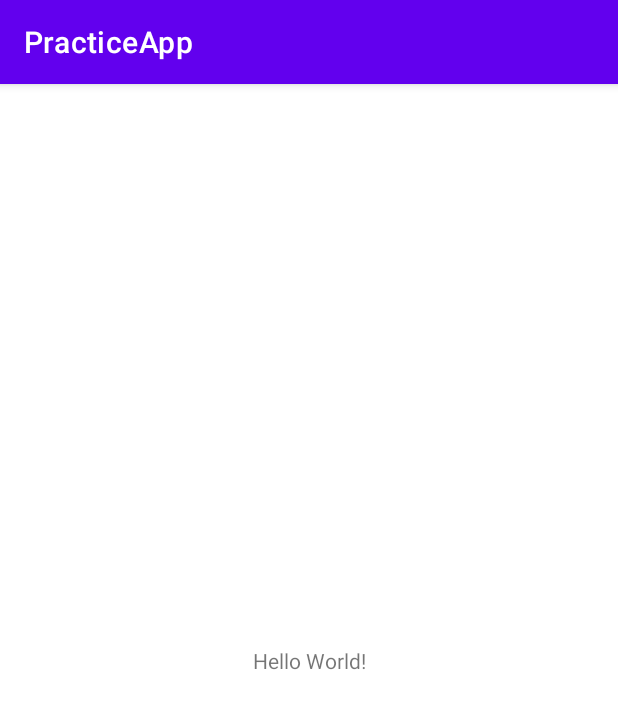
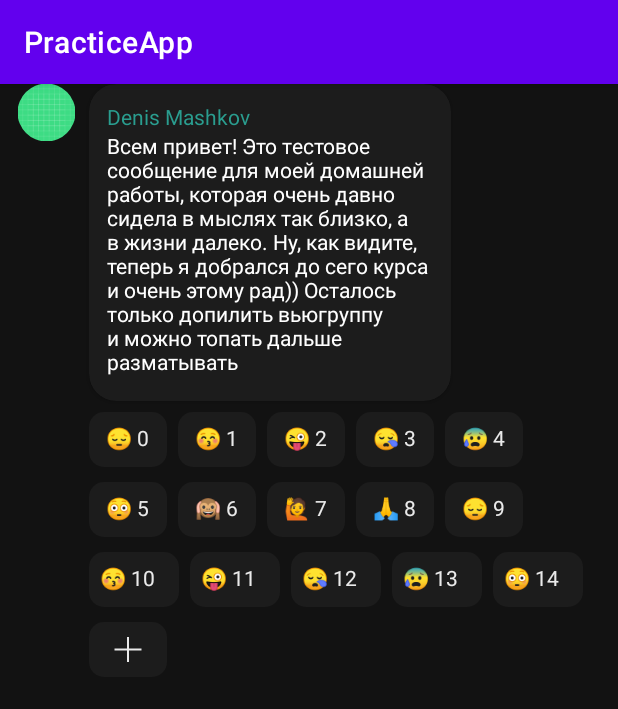
Before and after one commit to tasktf2/PracticeApp, an Android app: the screen it shows after launch (MainActivity), on a phone screen of 412 x 824 dp. Shown: the top 709 px of the screen. Run offline under Robolectric (Android 15) with nearby library versions, the phone set to English and light mode, and no system bars; libraries missing offline, so code that uses them is left out: by.kirich1409.viewbindingdelegate.

Commit message:
implement EmojiView and CustomViewGroup

```diff
--- /dev/null
+++ b/app/src/main/java/com/setjy/practiceapp/EmojiData.kt
@@ -0,0 +1,3 @@
+package com.setjy.practiceapp
+
+data class EmojiData(val emoji: String, val counter: Int = 0)
--- a/app/src/main/java/com/setjy/practiceapp/MainActivity.kt
+++ b/app/src/main/java/com/setjy/practiceapp/MainActivity.kt
@@ -1,11 +1,45 @@
 package com.setjy.practiceapp
 
+import android.os.Bundle
+import android.view.ViewGroup
 import androidx.appcompat.app.AppCompatActivity
-import android.os.Bundle
+import by.kirich1409.viewbindingdelegate.viewBinding
+import com.setjy.practiceapp.databinding.ActivityMainBinding
+import com.setjy.practiceapp.databinding.CustomViewGroupBinding
+import com.setjy.practiceapp.view.EmojiView
+import com.setjy.practiceapp.view.FlexboxLayout
 
 class MainActivity : AppCompatActivity() {
     override fun onCreate(savedInstanceState: Bundle?) {
         super.onCreate(savedInstanceState)
         setContentView(R.layout.activity_main)
+
+        val flexboxLayout = findViewById<FlexboxLayout>(R.id.flexbox)
+        val emojiData = mutableListOf(
+            EmojiData("U+1F614", 0),
+            EmojiData("0x1F61A", 1),
+            EmojiData("0x1F61C", 2),
+            EmojiData("0x1F62A", 3),
+            EmojiData("0x1F630", 4),
+            EmojiData("0x1F633", 5),
+            EmojiData("0x1F649", 6),
+            EmojiData("0x1F64B", 7),
+            EmojiData("0x1F64F", 8),
+            EmojiData("U+1F614", 9),
+            EmojiData("0x1F61A", 10),
+            EmojiData("0x1F61C", 11),
+            EmojiData("0x1F62A", 12),
+            EmojiData("0x1F630", 13),
+            EmojiData("0x1F633", 14),
+            EmojiData("+")
+        )
+        emojiData.forEach { child ->
+            EmojiView(this).apply {
+                this.emoji = getEmojiByUnicode(child.emoji)
+                this.emojiCounter = child.counter
+                flexboxLayout.addView(this)
+                setOnClickListener { }
+            }
+        }
     }
 }
--- /dev/null
+++ b/app/src/main/java/com/setjy/practiceapp/util/Converter.kt
@@ -0,0 +1,22 @@
+package com.setjy.practiceapp.util
+
+import android.content.Context
+import android.content.res.Resources
+import androidx.annotation.Px
+import kotlin.math.roundToInt
+
+@Px
+fun Context.spToPx(sp: Float): Int = spToPx(sp, resources)
+
+@Px
+fun Context.dpToPx(dp: Float): Int = dpToPx(dp, resources)
+
+@Px
+fun spToPx(sp: Float, resources: Resources): Int {
+    return (sp * resources.displayMetrics.scaledDensity).roundToInt()
+}
+
+@Px
+fun dpToPx(dp: Float, resources: Resources): Int {
+    return (dp * resources.displayMetrics.density).roundToInt()
+}
--- /dev/null
+++ b/app/src/main/java/com/setjy/practiceapp/view/CustomViewGroup.kt
@@ -0,0 +1,138 @@
+package com.setjy.practiceapp.view
+
+import android.content.Context
+import android.graphics.Rect
+import android.util.AttributeSet
+import android.view.LayoutInflater
+import android.view.View
+import android.view.ViewGroup
+import android.widget.ImageView
+import android.widget.TextView
+import androidx.cardview.widget.CardView
+import com.setjy.practiceapp.R
+
+class CustomViewGroup @JvmOverloads constructor(
+    context: Context,
+    attrs: AttributeSet? = null,
+    defStyleAttrs: Int = 0,
+    defStyleRes: Int = 0
+) : ViewGroup(context, attrs, defStyleAttrs, defStyleRes) {
+
+    private val ivAvatar: ImageView
+    private val tvUsername: TextView
+    private val tvMessage: TextView
+    private val flexbox: FlexboxLayout
+    private val cvBackground: CardView
+
+    private val avatarRect = Rect()
+    private val usernameRect = Rect()
+    private val messageRect = Rect()
+    private val flexboxRect = Rect()
+    private val backgroundRect = Rect()
+
+    init {
+        LayoutInflater.from(context).inflate(R.layout.custom_view_group, this, true)
+        ivAvatar = findViewById(R.id.iv_avatar)
+        tvUsername = findViewById(R.id.tv_username)
+        tvMessage = findViewById(R.id.tv_message)
+        flexbox = findViewById(R.id.flexbox)
+        cvBackground = findViewById(R.id.cv_background)
+    }
+
+    override fun onMeasure(widthMeasureSpec: Int, heightMeasureSpec: Int) {
+
+        var usedWidth = 0
+        var usedHeight = 0
+
+        measureChildWithMargins(
+            ivAvatar,
+            widthMeasureSpec,
+            usedWidth,
+            heightMeasureSpec,
+            usedHeight
+        )
+        usedWidth += getWidthWithMargins(ivAvatar)
+        measureChildWithMargins(
+            cvBackground,
+            widthMeasureSpec,
+            usedWidth,
+            heightMeasureSpec,
+            usedHeight
+        )
+        measureChildWithMargins(
+            tvUsername,
+            widthMeasureSpec,
+            usedWidth,
+            heightMeasureSpec,
+            usedHeight
+        )
+        usedHeight += getHeightWithMargins(tvUsername)
+        measureChildWithMargins(
+            tvMessage,
+            widthMeasureSpec,
+            usedWidth,
+            heightMeasureSpec,
+            usedHeight
+        )
+        usedHeight += getHeightWithMargins(tvMessage)
+        measureChildWithMargins(
+            flexbox,
+            widthMeasureSpec,
+            usedWidth,
+            heightMeasureSpec,
+            usedHeight
+        )
+        usedWidth += getWidthWithMargins(flexbox)
+        usedHeight += getHeightWithMargins(flexbox)
+
+        setMeasuredDimension(
+            resolveSize(usedWidth, widthMeasureSpec),
+            resolveSize(usedHeight, heightMeasureSpec)
+        )
+    }
+
+    override fun onLayout(changed: Boolean, l: Int, t: Int, r: Int, b: Int) {
+        ivAvatar.layout(avatarRect, 0, 0)
+        cvBackground.layout(backgroundRect,avatarRect.right,0)
+        tvUsername.layout(usernameRect, 0, 0)
+        tvMessage.layout(messageRect, 0, usernameRect.bottom)
+        flexbox.layout(flexboxRect, avatarRect.right, messageRect.bottom)
+    }
+
+    override fun generateDefaultLayoutParams(): LayoutParams =
+        MarginLayoutParams(LayoutParams.MATCH_PARENT, LayoutParams.WRAP_CONTENT)
+
+    override fun generateLayoutParams(attrs: AttributeSet?): LayoutParams =
+        MarginLayoutParams(context, attrs)
+
+    override fun generateLayoutParams(p: LayoutParams?): LayoutParams = MarginLayoutParams(p)
+}
+
+private fun getWidthWithMargins(view: View): Int {
+    val viewLP = view.layoutParams as ViewGroup.MarginLayoutParams
+    return view.measuredWidth + viewLP.run { leftMargin + rightMargin }
+}
+
+private fun getHeightWithMargins(view: View): Int {
+    val viewLP = view.layoutParams as ViewGroup.MarginLayoutParams
+    return view.measuredHeight + viewLP.run { topMargin + bottomMargin }
+}
+
+private fun View.layout(rect: Rect) {
+    with(rect) {
+        layout(left, top, right, bottom)
+    }
+}
+
+private fun View.layout(
+    rect: Rect,
+    leftBorder: Int,
+    topBorder: Int
+) {
+    val viewLP = this.layoutParams as ViewGroup.MarginLayoutParams
+    rect.left = leftBorder + viewLP.leftMargin
+    rect.top = topBorder + viewLP.topMargin
+    rect.right = rect.left + this.measuredWidth + viewLP.rightMargin
+    rect.bottom = rect.top + this.measuredHeight + viewLP.bottomMargin
+    this.layout(rect)
+}
--- /dev/null
+++ b/app/src/main/java/com/setjy/practiceapp/view/EmojiView.kt
@@ -0,0 +1,213 @@
+package com.setjy.practiceapp.view
+
+import android.content.Context
+import android.graphics.Canvas
+import android.graphics.Paint
+import android.graphics.PointF
+import android.util.AttributeSet
+import android.view.View
+import android.widget.Toast
+import androidx.core.content.res.ResourcesCompat
+import com.setjy.practiceapp.R
+import com.setjy.practiceapp.util.dpToPx
+import com.setjy.practiceapp.util.spToPx
+
+class EmojiView @JvmOverloads constructor(
+    context: Context,
+    attrs: AttributeSet? = null,
+    defStyleAttr: Int = 0,
+    defStyleRes: Int = 0
+) : View(context, attrs, defStyleAttr, defStyleRes) {
+
+    private var counterColor: Int = 0
+    private var colorNotSelected: Int = 0
+    private var colorSelected: Int = 0
+    private var flagIsSelected: Boolean
+
+    private var emojiWidth: Float = 0F
+    private var emojiHeight: Float = 0F
+
+    private var cornerRadius = context.dpToPx(10F).toFloat()
+    private val textMargin = context.spToPx(6F)
+    private val bgMargin = context.dpToPx(10F)
+
+    private val emojiPoint = PointF()
+    private val counterPoint = PointF()
+    private val paddingPaint = Paint() //used for offset
+
+    private val bgPaint: Paint = Paint(Paint.ANTI_ALIAS_FLAG).apply {
+        style = Paint.Style.FILL
+    }
+
+    var emoji: String = ""
+        set(value) {
+            if (field != value)
+                field = value
+            requestLayout()
+        }
+
+    private val emojiPaint: Paint = Paint(Paint.ANTI_ALIAS_FLAG).apply {
+        textAlign = Paint.Align.CENTER
+    }
+
+    private var emojiSize: Int
+        get() = emojiPaint.textSize.toInt()
+        set(value) {
+            if (emojiPaint.textSize.toInt() != value) {
+                emojiPaint.textSize = value.toFloat()
+                requestLayout()
+            }
+        }
+
+    var emojiCounter: Int = 0
+        set(value) {
+            if (field != value) {
+                field = value
+                requestLayout()
+            }
+        }
+
+    init {
+        context.obtainStyledAttributes(attrs, R.styleable.EmojiView).apply {
+            emoji = getEmojiByUnicode(getString(R.styleable.EmojiView_cl_emoji) ?: DEFAULT_EMOJI)
+            emojiSize = getDimensionPixelSize(
+                R.styleable.EmojiView_cl_text_size, context.spToPx(
+                    DEFAULT_FONT_SIZE_PX
+                )
+            )
+            emojiCounter = getInt(R.styleable.EmojiView_cl_counter, 0)
+            counterColor = getColor(
+                R.styleable.EmojiView_cl_text_color,
+                ResourcesCompat.getColor(resources, R.color.emoji_counter_white, null)
+            )
+            colorSelected = getColor(
+                R.styleable.EmojiView_cl_bg_selected_color,
+                ResourcesCompat.getColor(resources, R.color.emoji_bg_selected, null)
+            )
+            colorNotSelected = getColor(
+                R.styleable.EmojiView_cl_bg_not_selected_color,
+                ResourcesCompat.getColor(resources, R.color.emoji_bg_not_selected, null)
+            )
+            flagIsSelected = getBoolean(R.styleable.EmojiView_cl_state_selected, false)
+            recycle()
+        }
+    }
+    private val counterPaint: Paint = Paint(Paint.ANTI_ALIAS_FLAG).apply {
+        textAlign = Paint.Align.LEFT
+        textSize = emojiSize.toFloat()
+        color = counterColor
+    }
+
+    override fun onMeasure(widthMeasureSpec: Int, heightMeasureSpec: Int) {
+
+        val counterString: String = emojiCounter.toString()
+        paddingPaint.measureText("0", 0, "0".length)
+        emojiWidth = if (emoji == "+") {
+            val defEmoji = getEmojiByUnicode(DEFAULT_EMOJI)
+            emojiPaint.measureText(defEmoji, 0, defEmoji.length)
+        } else emojiPaint.measureText(emoji, 0, emoji.length)
+        val textWidth =
+            emojiWidth + counterPaint.measureText(counterString, 0, counterString.length)
+        emojiHeight = emojiPaint.fontMetrics.run { bottom - ascent }
+        val contentWidth = textWidth + (paddingStart + paddingEnd + bgMargin) * 2f + textMargin
+        val contentHeight = emojiHeight + paddingTop + paddingBottom + bgMargin * 2f
+        setMeasuredDimension(contentWidth.toInt(), contentHeight.toInt())
+    }
+
+    override fun onLayout(changed: Boolean, left: Int, top: Int, right: Int, bottom: Int) {
+        if (emoji == "+") emojiPoint.set(width / 2f, height / 2f)
+        else {
+            emojiPoint.set(
+                width / 2f - textMargin - paddingPaint.textSize * (emojiCounter.toString().length - 1),
+                height / 1.6f
+            )
+            counterPoint.set(
+                width / 2f + textMargin - paddingPaint.textSize * (emojiCounter.toString().length - 1),
+                height / 1.6f
+            )
+        }
+    }
+
+    override fun onDraw(canvas: Canvas) {
+        val canvasCount = canvas.save()
+        setViewBackground(canvas)
+        drawViewContent(canvas)
+        canvas.restoreToCount(canvasCount)
+    }
+
+    private fun drawViewContent(canvas: Canvas) {
+        with(canvas) {
+            if (emoji == "+") {
+                emojiPaint.apply {
+                    color = counterColor
+                    strokeWidth = context.dpToPx(1F).toFloat()
+                }
+                drawLine(
+                    (width - emojiWidth) / 2,
+                    height / 2f,
+                    (width + emojiWidth) / 2,
+                    height / 2f,
+                    emojiPaint
+                )
+                drawLine(
+                    width / 2f,
+                    (height + emojiHeight) / 2,
+                    width / 2f,
+                    (height - emojiHeight) / 2f,
+                    emojiPaint
+                )
+            } else {
+                drawText(emoji, emojiPoint.x, emojiPoint.y, emojiPaint)
+                drawText(emojiCounter.toString(), counterPoint.x, counterPoint.y, counterPaint)
+            }
+        }
+    }
+
+    override fun onCreateDrawableState(extraSpace: Int): IntArray {
+        val drawableState = super.onCreateDrawableState(extraSpace + 1)
+        if (isSelected) mergeDrawableStates(drawableState, DRAWABLE_STATE)
+        return drawableState
+    }
+
+    override fun performClick(): Boolean {
+        if (emoji!="+")
+        toggleSelected()
+        else Toast.makeText(context,"Bottom navigation imitation",Toast.LENGTH_SHORT).show()
+        return super.performClick()
+    }
+
+    private fun toggleSelected() {
+        flagIsSelected = !flagIsSelected
+        isSelected = flagIsSelected
+        if (isSelected) emojiCounter++
+        else emojiCounter--
+    }
+
+    private fun setViewBackground(canvas: Canvas) {
+        bgPaint.apply {
+            color = if (isSelected) colorSelected
+            else colorNotSelected
+        }
+        canvas.drawRoundRect(
+            0F,
+            0F,
+            measuredWidth.toFloat(),
+            measuredHeight.toFloat(),
+            cornerRadius,
+            cornerRadius,
+            bgPaint
+        )
+    }
+
+    fun getEmojiByUnicode(unicode: String): String {
+        if (unicode == "+") return unicode
+        val code = unicode.substring(2).toInt(16)
+        return String(Character.toChars(code))
+    }
+
+    companion object {
+        private const val DEFAULT_FONT_SIZE_PX = 14F
+        private const val DEFAULT_EMOJI = "0x1f600"
+        private val DRAWABLE_STATE = IntArray(1) { android.R.attr.state_selected }
+    }
+}
--- /dev/null
+++ b/app/src/main/java/com/setjy/practiceapp/view/FlexboxLayout.kt
@@ -0,0 +1,113 @@
+package com.setjy.practiceapp.view
+
+import android.content.Context
+import android.util.AttributeSet
+import android.view.ViewGroup
+import androidx.core.view.children
+import com.setjy.practiceapp.util.dpToPx
+
+class FlexboxLayout @JvmOverloads constructor(
+    context: Context,
+    attrs: AttributeSet? = null,
+    defStyleAttr: Int = 0,
+    defStyleRes: Int = 0
+) : ViewGroup(context, attrs, defStyleAttr, defStyleRes) {
+
+    init {
+//        setWillNotDraw(true)
+    }
+
+    private var childWidth: Int = 0
+    private var childHeight: Int = 0
+
+    override fun onMeasure(widthMeasureSpec: Int, heightMeasureSpec: Int) {
+        var currentWidth = 0
+        var currentHeight = 0
+        val parentWidth: Int = measuredWidth
+
+        children.forEach { child ->
+
+            val childLP = child.layoutParams as MarginLayoutParams
+
+            measureChildWithMargins(
+                child,
+                widthMeasureSpec,
+                currentWidth,
+                heightMeasureSpec,
+                currentHeight
+            )
+            childLP.apply {
+                rightMargin = context.dpToPx(7F)
+                bottomMargin = context.dpToPx(10F)
+            }
+
+
+            childWidth = child.measuredWidth + childLP.run { leftMargin + rightMargin }
+            childHeight = child.measuredHeight + childLP.run { topMargin + bottomMargin }
+            when {
+                currentWidth + childWidth <= parentWidth -> currentWidth += childWidth
+
+                currentWidth + childWidth > parentWidth -> {
+                    currentHeight += childHeight
+                    currentWidth = childWidth
+                }
+            }
+        }
+        currentHeight += childHeight
+        setMeasuredDimension(
+            resolveSize(parentWidth, widthMeasureSpec),
+            resolveSize(currentHeight, heightMeasureSpec)
+        )
+    }
+
+    override fun onLayout(changed: Boolean, l: Int, t: Int, r: Int, b: Int) {
+        var top = 0
+        var left = 0
+        val parentWidth: Int = measuredWidth
+        children.forEach { child ->
+
+            val childLP = child.layoutParams as MarginLayoutParams
+            childWidth = child.measuredWidth + childLP.run { leftMargin + rightMargin }
+            childHeight = child.measuredHeight + childLP.run { topMargin + bottomMargin }
+            childLP.apply {
+                rightMargin = context.dpToPx(7F)
+                bottomMargin = context.dpToPx(10F)
+            }
+            when {
+                left + childWidth <= parentWidth -> {
+                    with(childLP) {
+                        child.layout(
+                            left + leftMargin,
+                            top + topMargin,
+                            left + childWidth - rightMargin,
+                            top + childHeight - bottomMargin
+                        )
+                    }
+                    left += childWidth
+                }
+                left + childWidth > parentWidth -> {
+                    left = 0
+                    top += childHeight
+                    with(childLP) {
+                        child.layout(
+                            left + leftMargin,
+                            top + topMargin,
+                            left + childWidth - rightMargin,
+                            top + childHeight - bottomMargin
+                        )
+                    }
+                    left += childWidth
+                }
+
+            }
+        }
+    }
+
+    override fun generateDefaultLayoutParams(): LayoutParams =
+        MarginLayoutParams(LayoutParams.MATCH_PARENT, LayoutParams.WRAP_CONTENT)
+
+    override fun generateLayoutParams(attrs: AttributeSet?): LayoutParams =
+        MarginLayoutParams(context, attrs)
+
+    override fun generateLayoutParams(p: LayoutParams?): LayoutParams = MarginLayoutParams(p)
+}
--- /dev/null
+++ b/app/src/main/res/drawable/round_avatar.xml
@@ -0,0 +1,12 @@
+<?xml version="1.0" encoding="utf-8"?>
+<layer-list xmlns:android="http://schemas.android.com/apk/res/android">
+    <item android:id="@+id/circle">
+        <shape
+            android:innerRadius="19dp"
+            android:shape="ring"
+            android:thickness="8dp"
+            android:useLevel="false">
+            <solid android:color="@color/background_black" />
+        </shape>
+    </item>
+</layer-list>
--- a/app/src/main/res/layout/activity_main.xml
+++ b/app/src/main/res/layout/activity_main.xml
@@ -1,18 +1,13 @@
 <?xml version="1.0" encoding="utf-8"?>
-<androidx.constraintlayout.widget.ConstraintLayout xmlns:android="http://schemas.android.com/apk/res/android"
-    xmlns:app="http://schemas.android.com/apk/res-auto"
-    xmlns:tools="http://schemas.android.com/tools"
+<LinearLayout xmlns:android="http://schemas.android.com/apk/res/android"
+    android:id="@+id/activity"
     android:layout_width="match_parent"
     android:layout_height="match_parent"
-    tools:context=".MainActivity">
+    android:background="@color/background_black"
+    android:orientation="vertical">
 
-    <TextView
-        android:layout_width="wrap_content"
-        android:layout_height="wrap_content"
-        android:text="Hello World!"
-        app:layout_constraintBottom_toBottomOf="parent"
-        app:layout_constraintLeft_toLeftOf="parent"
-        app:layout_constraintRight_toRightOf="parent"
-        app:layout_constraintTop_toTopOf="parent" />
-
-</androidx.constraintlayout.widget.ConstraintLayout>
+    <com.setjy.practiceapp.view.CustomViewGroup
+        android:id="@+id/custom_view_group"
+        android:layout_width="match_parent"
+        android:layout_height="wrap_content" />
+</LinearLayout>
--- /dev/null
+++ b/app/src/main/res/layout/custom_view_group.xml
@@ -0,0 +1,56 @@
+<?xml version="1.0" encoding="utf-8"?>
+<merge xmlns:android="http://schemas.android.com/apk/res/android"
+    xmlns:app="http://schemas.android.com/apk/res-auto"
+    xmlns:tools="http://schemas.android.com/tools"
+    android:layout_width="wrap_content"
+    android:layout_height="wrap_content"
+    tools:parentTag="com.setjy.practiceapp.view.CustomViewGroup">
+
+    <ImageView
+        android:id="@+id/iv_avatar"
+        android:layout_width="38dp"
+        android:layout_height="38dp"
+        android:layout_marginStart="12dp"
+        android:foreground="@drawable/round_avatar"
+        android:src="@drawable/ic_launcher_background"
+        tools:src="@tools:sample/avatars" />
+
+    <androidx.cardview.widget.CardView
+        android:id="@+id/cv_background"
+        android:layout_width="wrap_content"
+        android:layout_height="wrap_content"
+        android:layout_marginStart="9dp"
+        android:layout_marginBottom="48dp"
+        android:backgroundTint="@color/emoji_bg_not_selected"
+        app:cardCornerRadius="18dp">
+
+        <TextView
+            android:id="@+id/tv_username"
+            android:layout_width="wrap_content"
+            android:layout_height="wrap_content"
+            android:layout_marginHorizontal="12dp"
+            android:layout_marginTop="12dp"
+            android:maxWidth="217dp"
+            android:text="@string/test_username"
+            android:textColor="@color/username_cyan"
+            tools:text="@tools:sample/full_names" />
+
+        <TextView
+            android:id="@+id/tv_message"
+            android:layout_width="wrap_content"
+            android:layout_height="wrap_content"
+            android:layout_marginHorizontal="12dp"
+            android:maxWidth="217dp"
+            android:text="@string/test_message_text"
+            android:textColor="@color/white"
+            tools:text="@tools:sample/lorem" />
+    </androidx.cardview.widget.CardView>
+
+    <com.setjy.practiceapp.view.FlexboxLayout
+        android:id="@+id/flexbox"
+        android:layout_width="match_parent"
+        android:layout_height="wrap_content"
+        android:layout_marginStart="9dp"
+        android:layout_marginTop="24dp"
+        android:maxWidth="265dp" />
+</merge>
--- /dev/null
+++ b/app/src/main/res/values/attrs.xml
@@ -0,0 +1,12 @@
+<?xml version="1.0" encoding="utf-8"?>
+<resources>
+    <declare-styleable name="EmojiView">
+        <attr name="cl_text_size" format="dimension" />
+        <attr name="cl_emoji" format="string" />
+        <attr name="cl_counter" format="integer"/>
+        <attr name="cl_text_color" format="color" />
+        <attr name="cl_bg_selected_color" format="color" />
+        <attr name="cl_bg_not_selected_color" format="color" />
+        <attr name="cl_state_selected" format="boolean"/>
+    </declare-styleable>
+</resources>
--- a/app/src/main/res/values/colors.xml
+++ b/app/src/main/res/values/colors.xml
@@ -7,4 +7,10 @@
     <color name="teal_700">#FF018786</color>
     <color name="black">#FF000000</color>
     <color name="white">#FFFFFFFF</color>
+
+    <color name="emoji_bg_selected">#3A3A3A</color>
+    <color name="emoji_bg_not_selected">#1C1C1C</color>
+    <color name="emoji_counter_white">#EAEAEA</color>
+    <color name="username_cyan">#2A9D8F</color>
+    <color name="background_black">#121212</color>
 </resources>
--- a/app/src/main/res/values/strings.xml
+++ b/app/src/main/res/values/strings.xml
@@ -1,3 +1,5 @@
 <resources>
     <string name="app_name">PracticeApp</string>
+    <string name="test_message_text">Всем привет! Это тестовое сообщение для моей домашней работы, которая очень давно сидела в мыслях так близко, а в жизни далеко. Ну, как видите, теперь я добрался до сего курса и очень этому рад)) Осталось только допилить вьюгруппу и можно топать дальше разматывать</string>
+    <string name="test_username">Denis Mashkov</string>
 </resources>
```
Also changed, not shown: app/build.gradle (+7 -3 lines).
